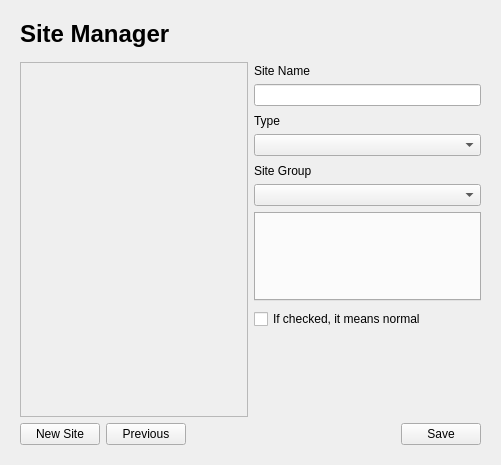
Qt form App/project/new_project_two_widget.ui (fengzhu2007/anycode) before a commit.
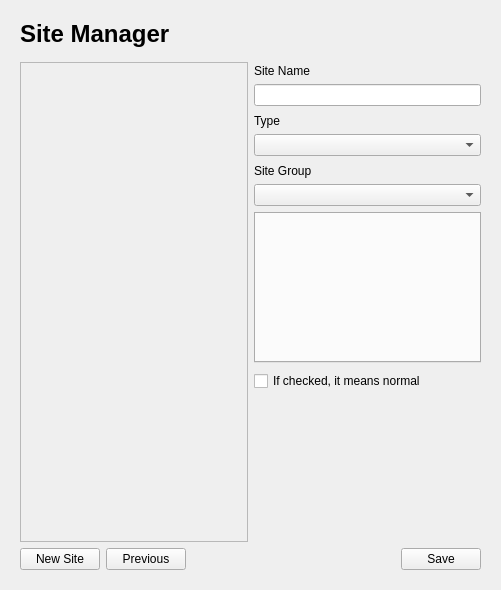
The same form after that commit. Custom widgets are drawn as their Qt base class.

Patch:
```diff
--- a/App/project/new_project_two_widget.ui
+++ b/App/project/new_project_two_widget.ui
@@ -7,7 +7,7 @@
     <x>0</x>
     <y>0</y>
     <width>501</width>
-    <height>465</height>
+    <height>590</height>
    </rect>
   </property>
   <property name="windowTitle">
@@ -76,7 +76,7 @@
             <x>0</x>
             <y>0</y>
             <width>223</width>
-            <height>338</height>
+            <height>463</height>
            </rect>
           </property>
          </widget>
@@ -169,6 +169,12 @@
        </item>
        <item>
         <widget class="QTabWidget" name="tabWidget">
+         <property name="minimumSize">
+          <size>
+           <width>0</width>
+           <height>0</height>
+          </size>
+         </property>
          <property name="tabPosition">
           <enum>QTabWidget::North</enum>
          </property>
```
